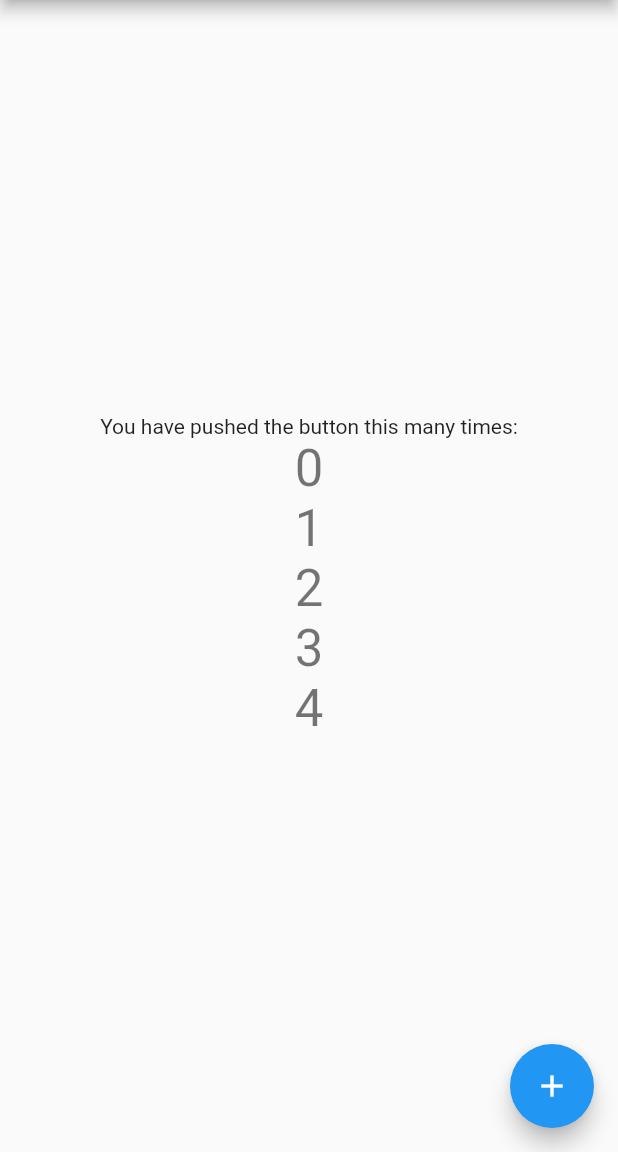
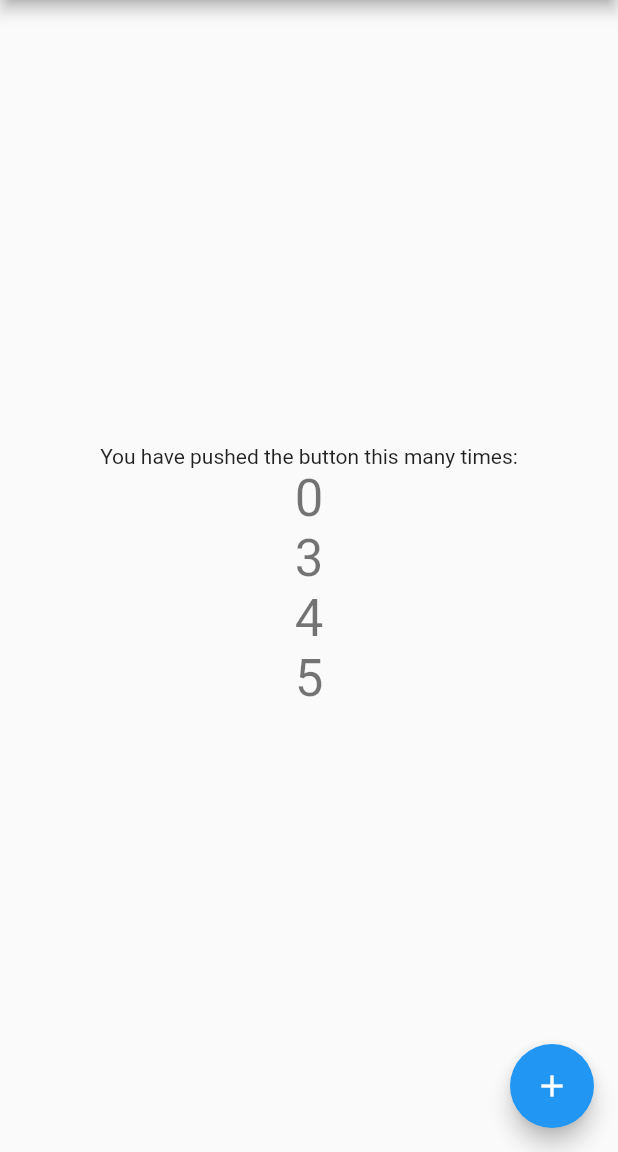
Before and after one commit to ItdaTeam/git_test, a Flutter app: the screen it shows after launch, on a phone screen of 412 x 824 dp, the part 84-1236 px from its top. Run offline on Flutter 3.47's test engine with Material 2 defaults, Android fonts, the phone set to English and light mode, and no system bars.

Commit message:
1,2 삭제 5 추가

```diff
--- a/lib/main.dart
+++ b/lib/main.dart
@@ -105,19 +105,15 @@ class _MyHomePageState extends State<MyHomePage> {
 
 
             Text(
-              '1',
-              style: Theme.of(context).textTheme.headline4,
-            ),
-            Text(
-              '2',
-              style: Theme.of(context).textTheme.headline4,
-            ),
-            Text(
               '3',
               style: Theme.of(context).textTheme.headline4,
             ),
             Text(
               '4',
+              style: Theme.of(context).textTheme.headline4,
+            ),
+            Text(
+              '5',
               style: Theme.of(context).textTheme.headline4,
             ),
           ],
```
